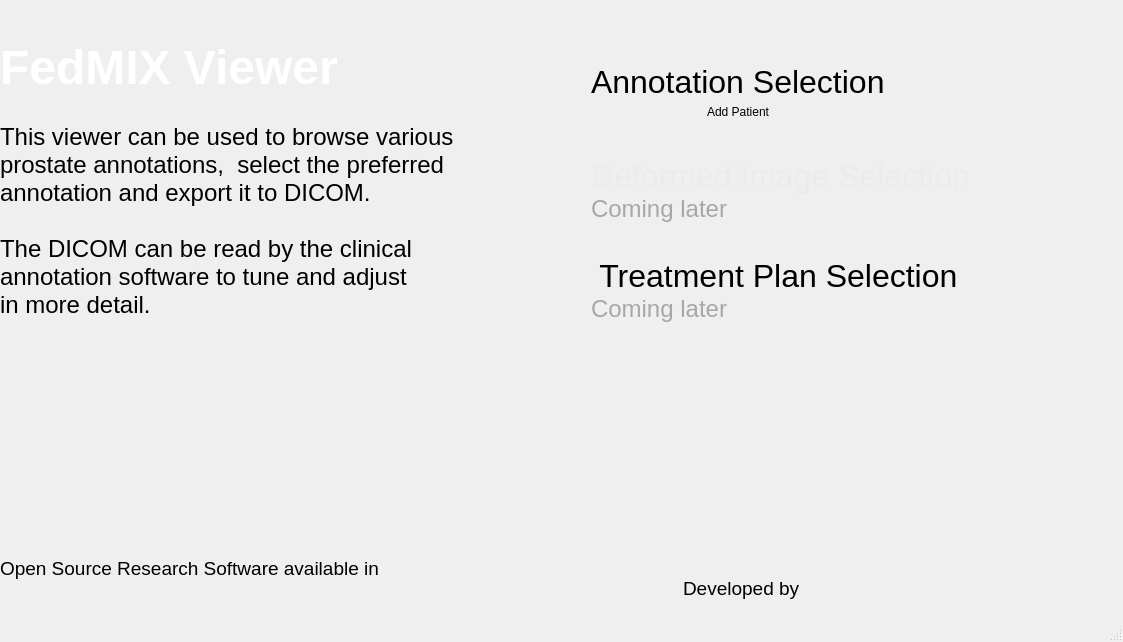
Above: src/pages/selectPatient/mainwindow.ui from FEDMix/eshmun before the change. Below: the same form after it.
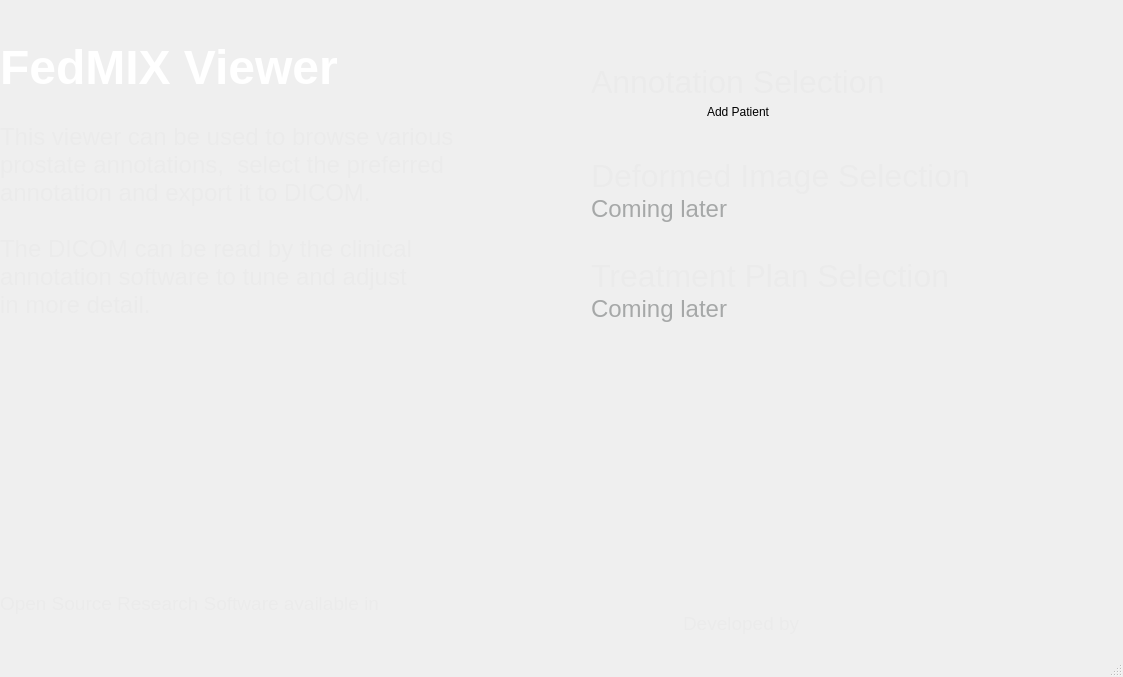
That is the form after the change. Icons and pictures are not drawn.

Commit message: amend font color on the welcome page

```diff
--- a/src/pages/selectPatient/mainwindow.ui
+++ b/src/pages/selectPatient/mainwindow.ui
@@ -7,7 +7,7 @@
     <x>0</x>
     <y>0</y>
     <width>1123</width>
-    <height>642</height>
+    <height>677</height>
    </rect>
   </property>
   <property name="windowTitle">
@@ -67,8 +67,8 @@
 &lt;p style=&quot;-qt-paragraph-type:empty; margin-top:0px; margin-bottom:0px; margin-left:0px; margin-right:0px; -qt-block-indent:0; text-indent:0px;&quot;&gt;&lt;br /&gt;&lt;/p&gt;
 &lt;p style=&quot; margin-top:0px; margin-bottom:0px; margin-left:0px; margin-right:0px; -qt-block-indent:0; text-indent:0px;&quot;&gt;&lt;span style=&quot; font-size:36pt; font-weight:600; color:#ffffff;&quot;&gt;FedMIX Viewer&lt;/span&gt;&lt;/p&gt;
 &lt;p style=&quot;-qt-paragraph-type:empty; margin-top:0px; margin-bottom:0px; margin-left:0px; margin-right:0px; -qt-block-indent:0; text-indent:0px; font-size:18pt;&quot;&gt;&lt;br /&gt;&lt;/p&gt;
-&lt;p style=&quot; margin-top:0px; margin-bottom:0px; margin-left:0px; margin-right:0px; -qt-block-indent:0; text-indent:0px;&quot;&gt;&lt;span style=&quot; font-size:18pt;&quot;&gt;This viewer can be used to browse various &lt;br /&gt;prostate annotations,  select the preferred&lt;br /&gt;annotation and export it to DICOM.&lt;br /&gt;&lt;br /&gt;The DICOM can be read by the clinical &lt;br /&gt;annotation software to tune and adjust &lt;br /&gt;in more detail.&lt;/span&gt;&lt;/p&gt;
-&lt;p style=&quot; margin-top:0px; margin-bottom:0px; margin-left:0px; margin-right:0px; -qt-block-indent:0; text-indent:0px;&quot;&gt;&lt;span style=&quot; font-size:18pt;&quot;&gt;&lt;br /&gt;&lt;/span&gt;&lt;/p&gt;
+&lt;p style=&quot; margin-top:0px; margin-bottom:0px; margin-left:0px; margin-right:0px; -qt-block-indent:0; text-indent:0px;&quot;&gt;&lt;span style=&quot; font-size:18pt;color:#ebebeb;&quot;&gt;This viewer can be used to browse various &lt;br /&gt;prostate annotations,  select the preferred&lt;br /&gt;annotation and export it to DICOM.&lt;br /&gt;&lt;br /&gt;The DICOM can be read by the clinical &lt;br /&gt;annotation software to tune and adjust &lt;br /&gt;in more detail.&lt;/span&gt;&lt;/p&gt;
+&lt;p style=&quot; margin-top:0px; margin-bottom:0px; margin-left:0px; margin-right:0px; -qt-block-indent:0; text-indent:0px;&quot;&gt;&lt;span style=&quot; font-size:18pt;color:#ebebeb;&quot;&gt;&lt;br /&gt;&lt;/span&gt;&lt;/p&gt;
 &lt;p style=&quot; margin-top:0px; margin-bottom:0px; margin-left:0px; margin-right:0px; -qt-block-indent:0; text-indent:0px;&quot;&gt;&lt;img src=&quot;:/img/assets/stroke.png&quot; /&gt;&lt;/p&gt;&lt;/body&gt;&lt;/html&gt;</string>
         </property>
         <property name="margin">
@@ -133,7 +133,7 @@
 &lt;html&gt;&lt;head&gt;&lt;meta name=&quot;qrichtext&quot; content=&quot;1&quot; /&gt;&lt;style type=&quot;text/css&quot;&gt;
 p, li { white-space: pre-wrap; }
 &lt;/style&gt;&lt;/head&gt;&lt;body style=&quot; font-family:'.AppleSystemUIFont'; font-size:13pt; font-weight:400; font-style:normal;&quot;&gt;
-&lt;p style=&quot; margin-top:0px; margin-bottom:0px; margin-left:0px; margin-right:0px; -qt-block-indent:0; text-indent:0px;&quot;&gt;&lt;span style=&quot; font-size:24pt;&quot;&gt;Annotation Selection&lt;/span&gt;&lt;/p&gt;&lt;/body&gt;&lt;/html&gt;</string>
+&lt;p style=&quot; margin-top:0px; margin-bottom:0px; margin-left:0px; margin-right:0px; -qt-block-indent:0; text-indent:0px;&quot;&gt;&lt;span style=&quot; font-size:24pt; color:#ebebeb;&quot;&gt;Annotation Selection&lt;/span&gt;&lt;/p&gt;&lt;/body&gt;&lt;/html&gt;</string>
               </property>
              </widget>
             </item>
@@ -313,7 +313,7 @@
 &lt;html&gt;&lt;head&gt;&lt;meta name=&quot;qrichtext&quot; content=&quot;1&quot; /&gt;&lt;style type=&quot;text/css&quot;&gt;
 p, li { white-space: pre-wrap; }
 &lt;/style&gt;&lt;/head&gt;&lt;body style=&quot; font-family:'.AppleSystemUIFont'; font-size:13pt; font-weight:400; font-style:normal;&quot;&gt;
-&lt;p style=&quot; margin-top:0px; margin-bottom:0px; margin-left:0px; margin-right:0px; -qt-block-indent:0; text-indent:0px;&quot;&gt;&lt;span style=&quot; font-size:24pt;&quot;&gt; Treatment Plan Selection&lt;/span&gt;&lt;/p&gt;&lt;/body&gt;&lt;/html&gt;</string>
+&lt;p style=&quot; margin-top:0px; margin-bottom:0px; margin-left:0px; margin-right:0px; -qt-block-indent:0; text-indent:0px;&quot;&gt;&lt;span style=&quot; font-size:24pt;color:#ebebeb;&quot;&gt;Treatment Plan Selection&lt;/span&gt;&lt;/p&gt;&lt;/body&gt;&lt;/html&gt;</string>
               </property>
              </widget>
             </item>
@@ -398,7 +398,7 @@
 &lt;html&gt;&lt;head&gt;&lt;meta name=&quot;qrichtext&quot; content=&quot;1&quot; /&gt;&lt;style type=&quot;text/css&quot;&gt;
 p, li { white-space: pre-wrap; }
 &lt;/style&gt;&lt;/head&gt;&lt;body style=&quot; font-family:'.AppleSystemUIFont'; font-size:13pt; font-weight:400; font-style:normal;&quot;&gt;
-&lt;p style=&quot; margin-top:0px; margin-bottom:0px; margin-left:0px; margin-right:0px; -qt-block-indent:0; text-indent:0px;&quot;&gt;&lt;span style=&quot; font-size:14pt;&quot;&gt;Open Source Research Software available in&lt;/span&gt;&lt;/p&gt;
+&lt;p style=&quot; margin-top:0px; margin-bottom:0px; margin-left:0px; margin-right:0px; -qt-block-indent:0; text-indent:0px;&quot;&gt;&lt;span style=&quot; font-size:14pt;color:#ebebeb;&quot;&gt;Open Source Research Software available in&lt;/span&gt;&lt;/p&gt;
 &lt;p style=&quot;-qt-paragraph-type:empty; margin-top:0px; margin-bottom:0px; margin-left:0px; margin-right:0px; -qt-block-indent:0; text-indent:0px;&quot;&gt;&lt;br /&gt;&lt;/p&gt;
 &lt;p style=&quot; margin-top:0px; margin-bottom:0px; margin-left:0px; margin-right:0px; -qt-block-indent:0; text-indent:0px;&quot;&gt;&lt;a href=&quot;https://github.com/FEDMix/eshmun&quot;&gt;&lt;img src=&quot;:/img/assets/logos.png&quot; height=&quot;60&quot; /&gt;&lt;/a&gt;&lt;/p&gt;&lt;/body&gt;&lt;/html&gt;</string>
         </property>
@@ -437,7 +437,7 @@
 &lt;html&gt;&lt;head&gt;&lt;meta name=&quot;qrichtext&quot; content=&quot;1&quot; /&gt;&lt;style type=&quot;text/css&quot;&gt;
 p, li { white-space: pre-wrap; }
 &lt;/style&gt;&lt;/head&gt;&lt;body style=&quot; font-family:'.AppleSystemUIFont'; font-size:13pt; font-weight:400; font-style:normal;&quot;&gt;
-&lt;p style=&quot; margin-top:0px; margin-bottom:0px; margin-left:0px; margin-right:0px; -qt-block-indent:0; text-indent:0px;&quot;&gt;&lt;span style=&quot; font-size:14pt;&quot;&gt;Developed by&lt;/span&gt;&lt;/p&gt;
+&lt;p style=&quot; margin-top:0px; margin-bottom:0px; margin-left:0px; margin-right:0px; -qt-block-indent:0; text-indent:0px;&quot;&gt;&lt;span style=&quot; font-size:14pt;color:#ebebeb;&quot;&gt;Developed by&lt;/span&gt;&lt;/p&gt;
 &lt;p style=&quot; margin-top:0px; margin-bottom:0px; margin-left:0px; margin-right:0px; -qt-block-indent:0; text-indent:0px;&quot;&gt;&lt;img src=&quot;:/img/assets/entities.png&quot; height=&quot;60&quot; /&gt;&lt;/p&gt;&lt;/body&gt;&lt;/html&gt;</string>
         </property>
         <property name="alignment">
```
The commit also changes 1 other file.
